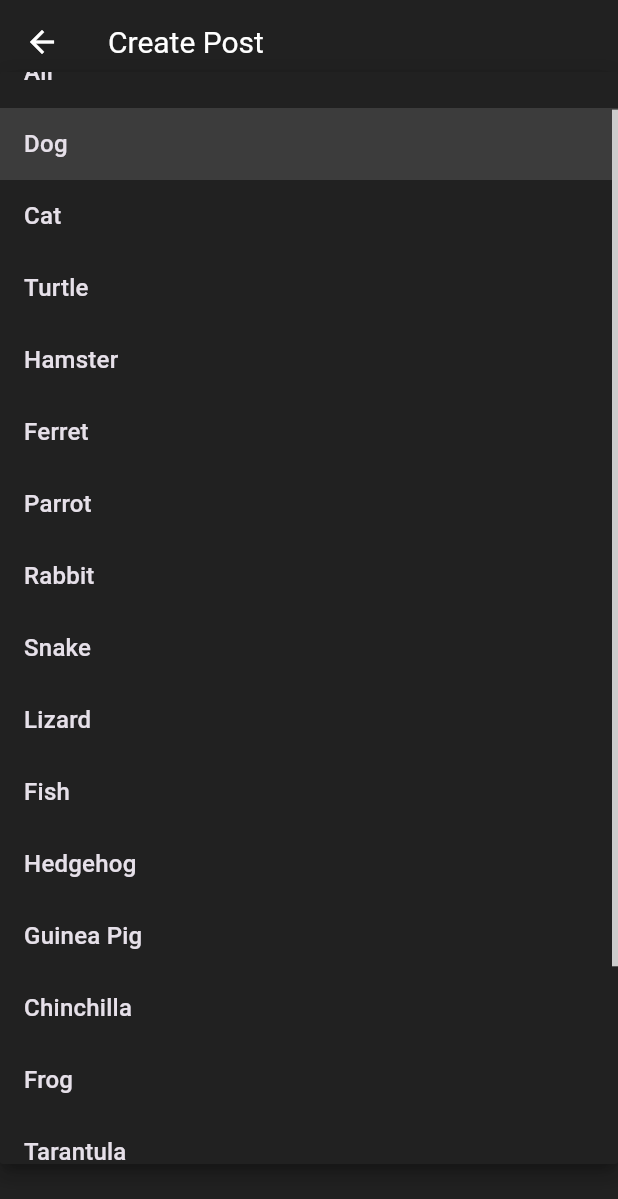
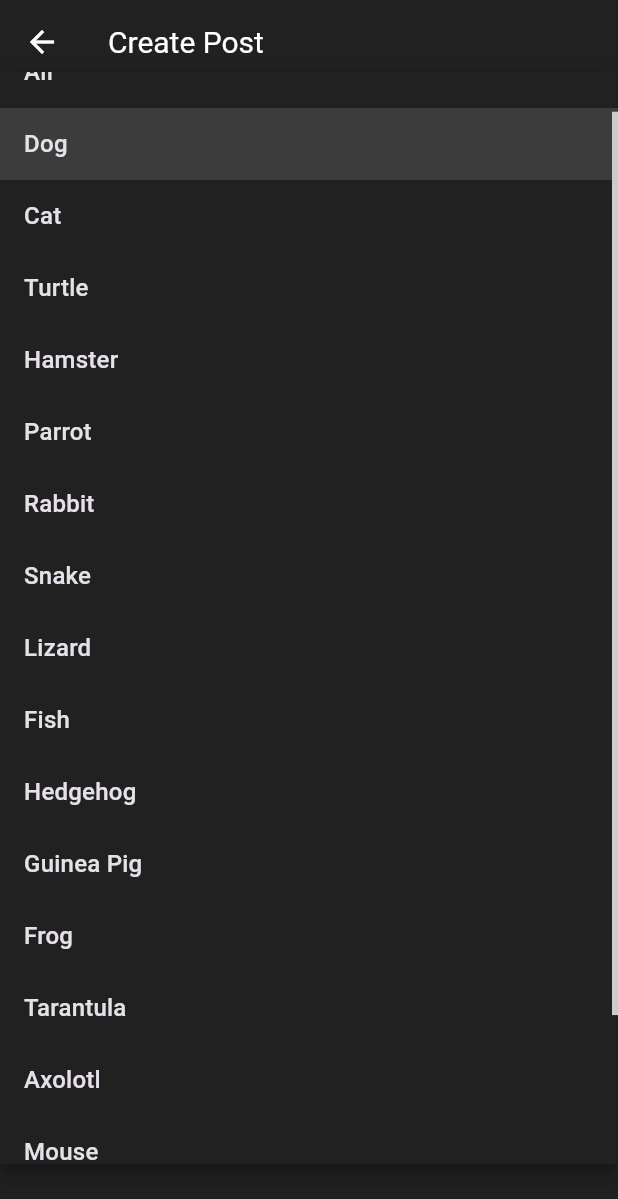
Before and after one commit to WaleedaRaza/petform, a Flutter app: the CreatePostScreen screen opened directly, after a tap on "Dog", on a phone screen of 412 x 824 dp. Shown: the top 1199 px of the screen. Run offline on Flutter 3.47's test engine with Material 3 defaults, Android fonts, the phone set to English and light mode, and no system bars; our stand-ins replace cached_network_image, firebase_auth, firebase_core, google_sign_in, shared_preferences, shimmer and 1 more; accounts and stored records are empty.

Commit message:
Fix pet type dropdown to show all 17 pet types - Increase dropdown menu height to accommodate all pet types - Use centralized petTypes list in create_post_screen - Remove hardcoded pet type lists for consistency

```diff
--- a/lib/views/community_feed_screen.dart
+++ b/lib/views/community_feed_screen.dart
@@ -57,7 +57,7 @@ class FeedFilter extends StatelessWidget {
                         underline: const SizedBox.shrink(),
                         dropdownColor: Colors.grey[800],
                         style: const TextStyle(color: Colors.white, fontSize: 13),
-                        menuMaxHeight: 200,
+                        menuMaxHeight: 400,
                         items: dropdownPetTypes.map((type) {
                           return DropdownMenuItem(value: type, child: Text(type));
                         }).toList(),
--- a/lib/views/create_post_screen.dart
+++ b/lib/views/create_post_screen.dart
@@ -3,6 +3,7 @@ import 'package:provider/provider.dart';
 import '../services/api_service.dart';
 import '../providers/user_provider.dart';
 import '../widgets/rounded_button.dart';
+import '../models/pet_types.dart';
 
 class CreatePostScreen extends StatefulWidget {
   const CreatePostScreen({super.key});
@@ -16,7 +17,7 @@ class _CreatePostScreenState extends State<CreatePostScreen> {
   final _titleController = TextEditingController();
   final _contentController = TextEditingController();
   String _selectedPetType = 'Dog';
-  final List<String> _petTypes = ['All', 'Dog', 'Cat', 'Turtle','Hamster','Ferret','Parrot','Rabbit','Snake','Lizard','Fish','Hedgehog','Guinea Pig','Chinchilla','Frog','Tarantula','Axolotl','Mouse','Goat'];
+  final List<String> _petTypes = ['All', ...petTypes];
   bool _isLoading = false;
 
   @override
```
Also changed, not shown: pubspec.lock.
